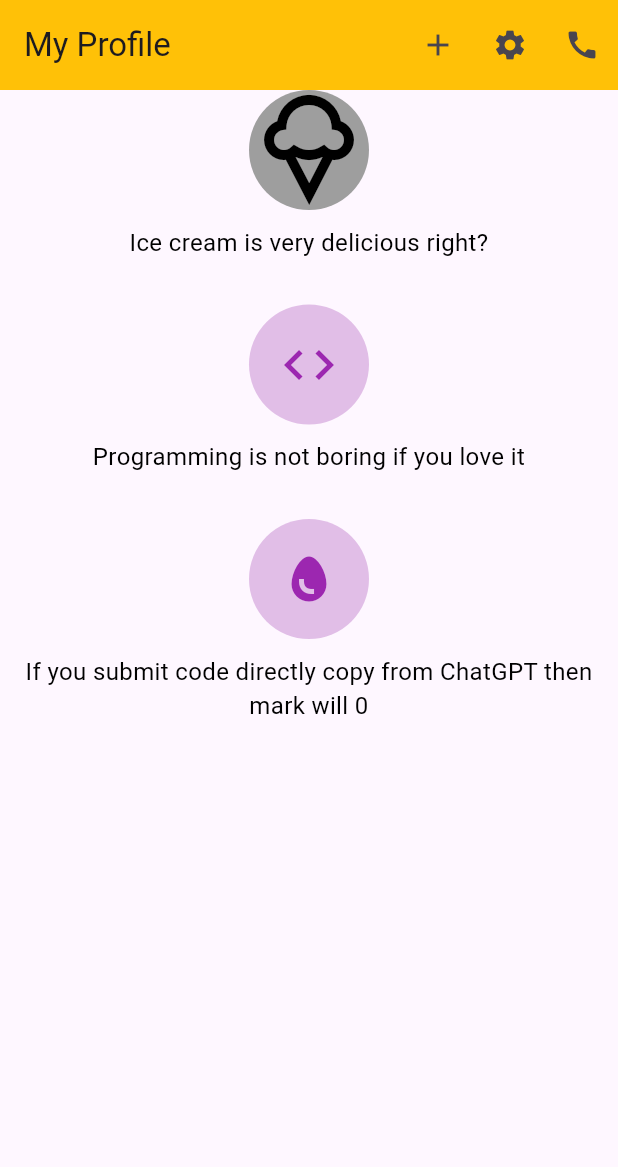
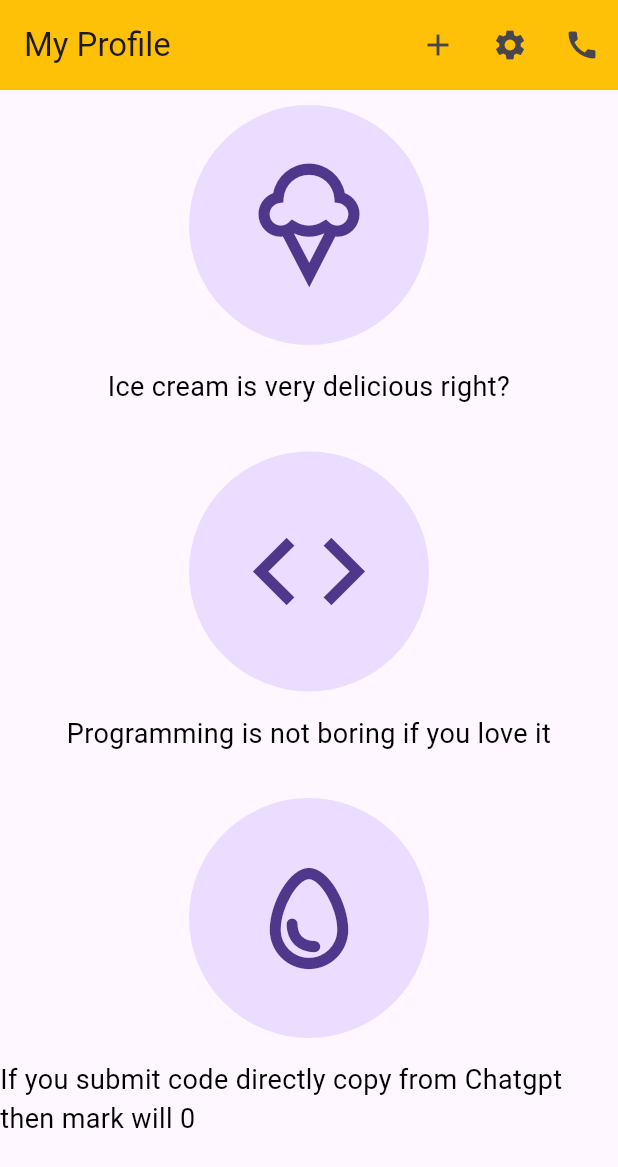
Before and after one commit to Rasheduzzaman-Rochi/Ostad, a Flutter app: the screen it shows after launch, on a phone screen of 412 x 824 dp. Shown: the top 1167 px of the screen. Run offline on Flutter 3.47's test engine with Material 3 defaults, Android fonts, the phone set to English and light mode, and no system bars.

Commit message:
Second_Assignment

```diff
--- a/lib/main.dart
+++ b/lib/main.dart
@@ -42,20 +42,21 @@ class MyProfilePage extends StatelessWidget {
           children: [
             Column(
               children: [
+                SizedBox(height: 10),
                 CircleAvatar(
-                  radius: 40,
-                  backgroundColor: Colors.grey,
+                  radius: 80,
+                  backgroundColor: Colors.deepPurpleAccent[50],
                   child: Icon(
                     Icons.icecream_outlined,
-                    size: 80,
-                    color: Colors.black,
+                    size: 90,
+                    color: Colors.indigoAccent[800],
                   ),
                 ),
-                SizedBox(height: 10),
+                SizedBox(height: 15),
                 Text(
                   'Ice cream is very delicious right?',
                   textAlign: TextAlign.center,
-                  style: TextStyle(fontSize: 16, color: Colors.black),
+                  style: TextStyle(fontSize: 18, color: Colors.black),
                 ),
               ],
             ),
@@ -63,19 +64,19 @@ class MyProfilePage extends StatelessWidget {
             Column(
               children: [
                 CircleAvatar(
-                  radius: 40,
-                  backgroundColor: Colors.purple.shade100,
+                  radius: 80,
+                  backgroundColor: Colors.deepPurpleAccent[50],
                   child: Icon(
                     Icons.code,
-                    size: 40,
-                    color: Colors.purple,
+                    size: 90,
+                    color: Colors.indigoAccent[800],
                   ),
                 ),
-                SizedBox(height: 10),
+                SizedBox(height: 15),
                 Text(
                   'Programming is not boring if you love it',
                   textAlign: TextAlign.center,
-                  style: TextStyle(fontSize: 16, color: Colors.black),
+                  style: TextStyle(fontSize: 18, color: Colors.black),
                 ),
               ],
             ),
@@ -85,19 +86,19 @@ class MyProfilePage extends StatelessWidget {
             Column(
               children: [
                 CircleAvatar(
-                  radius: 40,
-                  backgroundColor: Colors.purple.shade100,
+                  radius: 80,
+                  backgroundColor: Colors.deepPurpleAccent[50],
                   child: Icon(
-                    Icons.egg_sharp,
-                    size: 40,
-                    color: Colors.purple,
+                    Icons.egg_outlined,
+                    size: 90,
+                    color: Colors.indigoAccent[800],
                   ),
                 ),
-                SizedBox(height: 10),
+                SizedBox(height: 15),
                 Text(
-                  'If you submit code directly copy from ChatGPT then mark will 0',
-                  textAlign: TextAlign.center,
-                  style: TextStyle(fontSize: 16, color: Colors.black),
+                  'If you submit code directly copy from Chatgpt then mark will 0',
+                  textAlign: TextAlign.start,
+                  style: TextStyle(fontSize: 18, color: Colors.black),
                 ),
               ],
             ),
```
